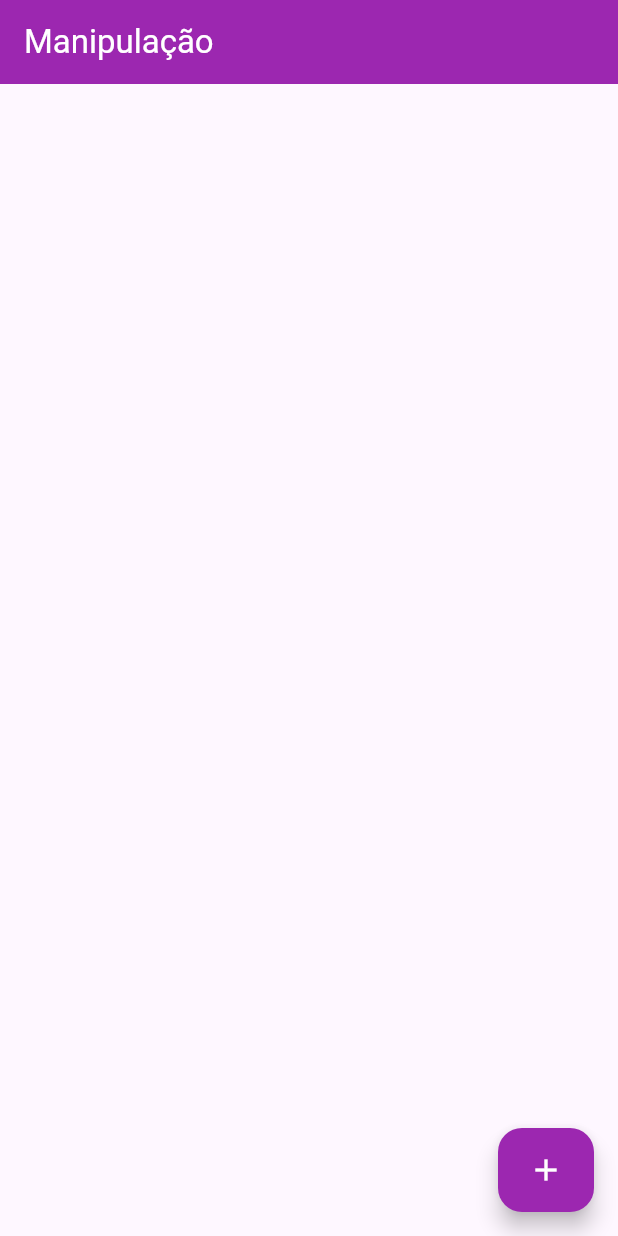
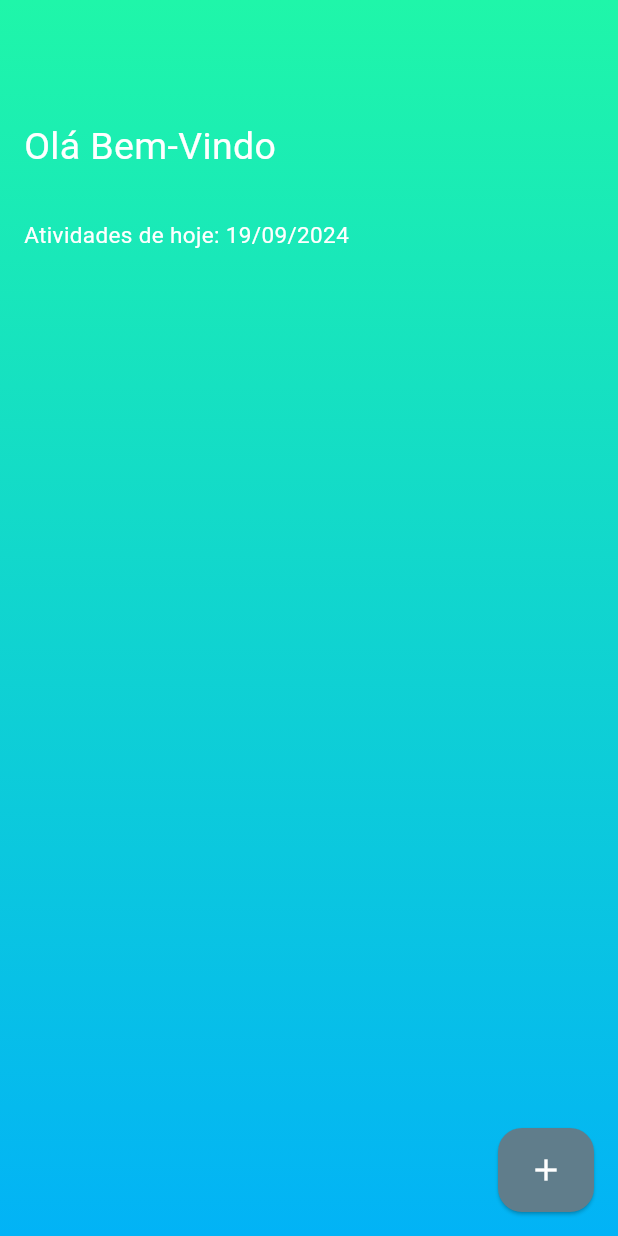
Before and after one commit to fabiopassos21/To_do, a Flutter app: the screen it shows after launch, on a phone screen of 412 x 824 dp. Run offline on Flutter 3.47's test engine with Material 3 defaults, Android fonts, the phone set to English and light mode, and no system bars.

```diff
--- a/lib/home.dart
+++ b/lib/home.dart
@@ -1,4 +1,5 @@
 import 'package:flutter/material.dart';
+import 'package:intl/intl.dart';
 import 'package:path_provider/path_provider.dart';
 import 'dart:io'; // File
 import 'dart:convert';
@@ -62,8 +63,6 @@ class _homeState extends State<home> {
   }
 
   Widget criarItemLista(context, index) {
-    final item = lista[index]["titulo"];
-
     return Dismissible(
         direction: DismissDirection.endToStart,
         onDismissed: (direction) {
@@ -92,7 +91,6 @@ class _homeState extends State<home> {
         },
         background: Container(
           color: Colors.red,
-          padding: EdgeInsets.all(16),
           child: Row(
             mainAxisAlignment: MainAxisAlignment.end,
             children: [
@@ -101,38 +99,83 @@ class _homeState extends State<home> {
           ),
         ),
         key: Key(DateTime.now().millisecondsSinceEpoch.toString()),
-        child: CheckboxListTile(
-            title: Text(lista[index]['titulo']),
+        child: Column(
+          children: [
+            SizedBox(
+              height: 10,
+            ),
+            CheckboxListTile(
+                title: Text(
+                  lista[index]['titulo'],
+                  style: TextStyle(color: Colors.white),
+                ),
                 value: lista[index]['realizada'],
+                controlAffinity: ListTileControlAffinity.leading,
+                checkColor: Colors.white,
+                activeColor: Color.fromRGBO(100, 27, 141, 9),
+                tileColor: Color.fromRGBO(5, 24, 83, 9),
+                checkboxShape: BeveledRectangleBorder(),
+                shape: RoundedRectangleBorder(
+                  borderRadius: BorderRadius.circular(10),
+                ),
                 onChanged: (valorAlterado) {
                   setState(() {
                     lista[index]['realizada'] = valorAlterado;
+                    if (valorAlterado == true) {}
                   });
                   salvarArquivo();
-            }));
+                })
+          ],
+        ));
   }
 
   @override
   Widget build(BuildContext context) {
     salvarArquivo();
-
+    DateTime agora = DateTime.now();
+    String dataFormatada = DateFormat('dd/MM/yyyy  ').format(agora);
     return Scaffold(
-      appBar: AppBar(
-        title: Text(
-          "Manipulação",
-          style: TextStyle(color: Colors.white),
+      body: Container(
+        decoration: BoxDecoration(
+          gradient: LinearGradient(
+            begin: Alignment.topCenter,
+            end: Alignment.bottomCenter,
+            colors: [
+              Color.fromRGBO(31, 246, 169,
+                  1), // Corrigido o último parâmetro para opacidade entre 0 e 1
+              Color.fromRGBO(2, 179, 246, 1),
+            ],
           ),
-        backgroundColor: Colors.purple,
-        elevation: 0,
         ),
-      body: Container(
-        margin: EdgeInsets.all(16),
+        child: Column(
+          children: [
+            Container(
+              margin: EdgeInsets.only(top: 80, left: 16),
               child: Column(
                 crossAxisAlignment: CrossAxisAlignment.start,
-          mainAxisAlignment: MainAxisAlignment.start,
                 children: [
+                  Row(
+                    children: [
+                      Text(
+                        'Olá Bem-Vindo ',
+                        style: TextStyle(color: Colors.white, fontSize: 25),
+                      ),
+                    ],
+                  ),
+                  SizedBox(
+                    height: 30,
+                  ),
+                  Text(
+                    'Atividades de hoje: ' + dataFormatada,
+                    style: TextStyle(color: Colors.white, fontSize: 15),
+                  ),
+                  SizedBox(
+                    height: 15,
+                  )
+                ],
+              ),
+            ),
             Expanded(
-              // Aqui o ListView ocupa o espaço restante
               child: ListView.builder(
                 itemCount: lista.length,
                 itemBuilder: criarItemLista,
@@ -142,9 +185,9 @@ class _homeState extends State<home> {
         ),
       ),
       floatingActionButton: FloatingActionButton.extended(
-        backgroundColor: Colors.purple,
+        backgroundColor: Colors.blueGrey,
         foregroundColor: Colors.white,
-        elevation: 6,
+        elevation: 1,
         onPressed: () {
           showDialog(
             context: context,
--- a/pubspec.yaml
+++ b/pubspec.yaml
@@ -1,5 +1,5 @@
 name: todo
-description: "A new Flutter project."
+description: 'A new Flutter project.'
 # The following line prevents the package from being accidentally published to
 # pub.dev using `flutter pub publish`. This is preferred for private packages.
 publish_to: 'none' # Remove this line if you wish to publish to pub.dev
@@ -31,12 +31,12 @@ dependencies:
   flutter:
     sdk: flutter
 
-
   # The following adds the Cupertino Icons font to your application.
   # Use with the CupertinoIcons class for iOS style icons.
   cupertino_icons: ^1.0.8
   shared_preferences: ^2.3.2
   path_provider: ^2.1.4
+  intl: ^0.17.0
 
 dev_dependencies:
   flutter_test:
@@ -54,7 +54,6 @@ dev_dependencies:
 
 # The following section is specific to Flutter packages.
 flutter:
-
   # The following line ensures that the Material Icons font is
   # included with your application, so that you can use the icons in
   # the material Icons class.
```
Also changed, not shown: pubspec.lock. Lines whose indentation alone changed are shown as unchanged.
